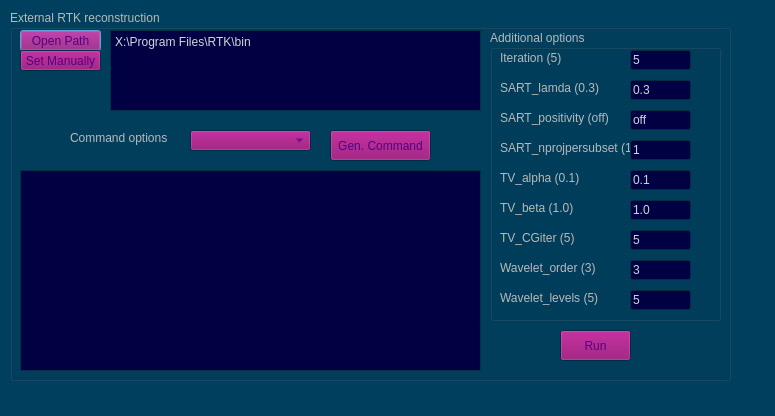
Above: DlgExternalCommand.ui from theday79/cbctrecon before the change. Below: the same form after it.
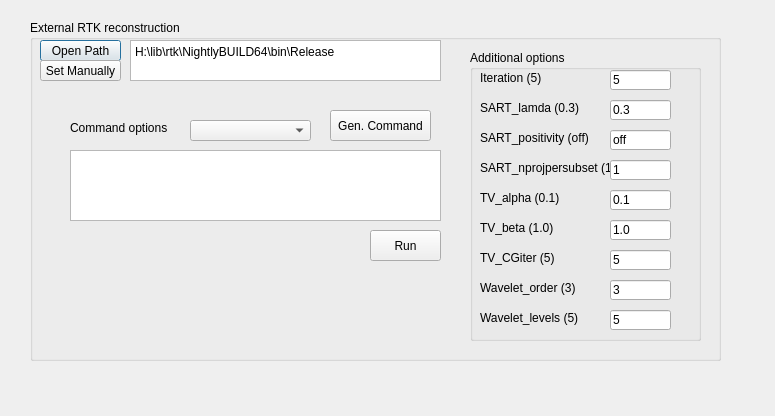
That is the form after the change.

Diff of the .ui file:
```diff
--- a/DlgExternalCommand.ui
+++ b/DlgExternalCommand.ui
@@ -10,458 +10,16 @@
     <height>416</height>
    </rect>
   </property>
-  <property name="palette">
-   <palette>
-    <active>
-     <colorrole role="WindowText">
-      <brush brushstyle="SolidPattern">
-       <color alpha="255">
-        <red>185</red>
-        <green>185</green>
-        <blue>185</blue>
-       </color>
-      </brush>
-     </colorrole>
-     <colorrole role="Button">
-      <brush brushstyle="SolidPattern">
-       <color alpha="255">
-        <red>140</red>
-        <green>0</green>
-        <blue>105</blue>
-       </color>
-      </brush>
-     </colorrole>
-     <colorrole role="Light">
-      <brush brushstyle="SolidPattern">
-       <color alpha="255">
-        <red>0</red>
-        <green>255</green>
-        <blue>0</blue>
-       </color>
-      </brush>
-     </colorrole>
-     <colorrole role="Midlight">
-      <brush brushstyle="SolidPattern">
-       <color alpha="255">
-        <red>0</red>
-        <green>170</green>
-        <blue>0</blue>
-       </color>
-      </brush>
-     </colorrole>
-     <colorrole role="Dark">
-      <brush brushstyle="SolidPattern">
-       <color alpha="255">
-        <red>0</red>
-        <green>85</green>
-        <blue>127</blue>
-       </color>
-      </brush>
-     </colorrole>
-     <colorrole role="Text">
-      <brush brushstyle="SolidPattern">
-       <color alpha="255">
-        <red>205</red>
-        <green>216</green>
-        <blue>216</blue>
-       </color>
-      </brush>
-     </colorrole>
-     <colorrole role="BrightText">
-      <brush brushstyle="SolidPattern">
-       <color alpha="255">
-        <red>0</red>
-        <green>255</green>
-        <blue>0</blue>
-       </color>
-      </brush>
-     </colorrole>
-     <colorrole role="ButtonText">
-      <brush brushstyle="SolidPattern">
-       <color alpha="255">
-        <red>85</red>
-        <green>0</green>
-        <blue>127</blue>
-       </color>
-      </brush>
-     </colorrole>
-     <colorrole role="Base">
-      <brush brushstyle="SolidPattern">
-       <color alpha="255">
-        <red>0</red>
-        <green>0</green>
-        <blue>67</blue>
-       </color>
-      </brush>
-     </colorrole>
-     <colorrole role="Window">
-      <brush brushstyle="SolidPattern">
-       <color alpha="255">
-        <red>0</red>
-        <green>63</green>
-        <blue>93</blue>
-       </color>
-      </brush>
-     </colorrole>
-     <colorrole role="Shadow">
-      <brush brushstyle="SolidPattern">
-       <color alpha="255">
-        <red>0</red>
-        <green>0</green>
-        <blue>0</blue>
-       </color>
-      </brush>
-     </colorrole>
-     <colorrole role="Highlight">
-      <brush brushstyle="SolidPattern">
-       <color alpha="255">
-        <red>51</red>
-        <green>153</green>
-        <blue>255</blue>
-       </color>
-      </brush>
-     </colorrole>
-     <colorrole role="HighlightedText">
-      <brush brushstyle="SolidPattern">
-       <color alpha="255">
-        <red>255</red>
-        <green>255</green>
-        <blue>255</blue>
-       </color>
-      </brush>
-     </colorrole>
-     <colorrole role="AlternateBase">
-      <brush brushstyle="SolidPattern">
-       <color alpha="255">
-        <red>0</red>
-        <green>0</green>
-        <blue>127</blue>
-       </color>
-      </brush>
-     </colorrole>
-     <colorrole role="NoRole">
-      <brush brushstyle="SolidPattern">
-       <color alpha="255">
-        <red>170</red>
-        <green>85</green>
-        <blue>127</blue>
-       </color>
-      </brush>
-     </colorrole>
-     <colorrole role="ToolTipBase">
-      <brush brushstyle="SolidPattern">
-       <color alpha="255">
-        <red>170</red>
-        <green>0</green>
-        <blue>127</blue>
-       </color>
-      </brush>
-     </colorrole>
-    </active>
-    <inactive>
-     <colorrole role="WindowText">
-      <brush brushstyle="SolidPattern">
-       <color alpha="255">
-        <red>185</red>
-        <green>185</green>
-        <blue>185</blue>
-       </color>
-      </brush>
-     </colorrole>
-     <colorrole role="Button">
-      <brush brushstyle="SolidPattern">
-       <color alpha="255">
-        <red>140</red>
-        <green>0</green>
-        <blue>105</blue>
-       </color>
-      </brush>
-     </colorrole>
-     <colorrole role="Light">
-      <brush brushstyle="SolidPattern">
-       <color alpha="255">
-        <red>0</red>
-        <green>255</green>
-        <blue>0</blue>
-       </color>
-      </brush>
-     </colorrole>
-     <colorrole role="Midlight">
-      <brush brushstyle="SolidPattern">
-       <color alpha="255">
-        <red>0</red>
-        <green>170</green>
-        <blue>0</blue>
-       </color>
-      </brush>
-     </colorrole>
-     <colorrole role="Dark">
-      <brush brushstyle="SolidPattern">
-       <color alpha="255">
-        <red>0</red>
-        <green>85</green>
-        <blue>127</blue>
-       </color>
-      </brush>
-     </colorrole>
-     <colorrole role="Text">
-      <brush brushstyle="SolidPattern">
-       <color alpha="255">
-        <red>205</red>
-        <green>216</green>
-        <blue>216</blue>
-       </color>
-      </brush>
-     </colorrole>
-     <colorrole role="BrightText">
-      <brush brushstyle="SolidPattern">
-       <color alpha="255">
-        <red>0</red>
-        <green>255</green>
-        <blue>0</blue>
-       </color>
-      </brush>
-     </colorrole>
-     <colorrole role="ButtonText">
-      <brush brushstyle="SolidPattern">
-       <color alpha="255">
-        <red>85</red>
-        <green>0</green>
-        <blue>127</blue>
-       </color>
-      </brush>
-     </colorrole>
-     <colorrole role="Base">
-      <brush brushstyle="SolidPattern">
-       <color alpha="255">
-        <red>0</red>
-        <green>0</green>
-        <blue>67</blue>
-       </color>
-      </brush>
-     </colorrole>
-     <colorrole role="Window">
-      <brush brushstyle="SolidPattern">
-       <color alpha="255">
-        <red>0</red>
-        <green>63</green>
-        <blue>93</blue>
-       </color>
-      </brush>
-     </colorrole>
-     <colorrole role="Shadow">
-      <brush brushstyle="SolidPattern">
-       <color alpha="255">
-        <red>0</red>
-        <green>0</green>
-        <blue>0</blue>
-       </color>
-      </brush>
-     </colorrole>
-     <colorrole role="Highlight">
-      <brush brushstyle="SolidPattern">
-       <color alpha="255">
-        <red>85</red>
-        <green>170</green>
-        <blue>255</blue>
-       </color>
-      </brush>
-     </colorrole>
-     <colorrole role="HighlightedText">
-      <brush brushstyle="SolidPattern">
-       <color alpha="255">
-        <red>85</red>
-        <green>85</green>
-        <blue>127</blue>
-       </color>
-      </brush>
-     </colorrole>
-     <colorrole role="AlternateBase">
-      <brush brushstyle="SolidPattern">
-       <color alpha="255">
-        <red>0</red>
-        <green>0</green>
-        <blue>127</blue>
-       </color>
-      </brush>
-     </colorrole>
-     <colorrole role="NoRole">
-      <brush brushstyle="SolidPattern">
-       <color alpha="255">
-        <red>170</red>
-        <green>85</green>
-        <blue>127</blue>
-       </color>
-      </brush>
-     </colorrole>
-     <colorrole role="ToolTipBase">
-      <brush brushstyle="SolidPattern">
-       <color alpha="255">
-        <red>170</red>
-        <green>0</green>
-        <blue>127</blue>
-       </color>
-      </brush>
-     </colorrole>
-    </inactive>
-    <disabled>
-     <colorrole role="WindowText">
-      <brush brushstyle="SolidPattern">
-       <color alpha="255">
-        <red>0</red>
-        <green>104</green>
-        <blue>153</blue>
-       </color>
-      </brush>
-     </colorrole>
-     <colorrole role="Button">
-      <brush brushstyle="SolidPattern">
-       <color alpha="255">
-        <red>140</red>
-        <green>0</green>
-        <blue>105</blue>
-       </color>
-      </brush>
-     </colorrole>
-     <colorrole role="Light">
-      <brush brushstyle="SolidPattern">
-       <color alpha="255">
-        <red>0</red>
-        <green>255</green>
-        <blue>0</blue>
-       </color>
-      </brush>
-     </colorrole>
-     <colorrole role="Midlight">
-      <brush brushstyle="SolidPattern">
-       <color alpha="255">
-        <red>0</red>
-        <green>170</green>
-        <blue>0</blue>
-       </color>
-      </brush>
-     </colorrole>
-     <colorrole role="Dark">
-      <brush brushstyle="SolidPattern">
-       <color alpha="255">
-        <red>0</red>
-        <green>85</green>
-        <blue>127</blue>
-       </color>
-      </brush>
-     </colorrole>
-     <colorrole role="Text">
-      <brush brushstyle="SolidPattern">
-       <color alpha="255">
-        <red>0</red>
-        <green>104</green>
-        <blue>153</blue>
-       </color>
-      </brush>
-     </colorrole>
-     <colorrole role="BrightText">
-      <brush brushstyle="SolidPattern">
-       <color alpha="255">
-        <red>0</red>
-        <green>255</green>
-        <blue>0</blue>
-       </color>
-      </brush>
-     </colorrole>
-     <colorrole role="ButtonText">
-      <brush brushstyle="SolidPattern">
-       <color alpha="255">
-        <red>0</red>
-        <green>85</green>
-        <blue>127</blue>
-       </color>
-      </brush>
-     </colorrole>
-     <colorrole role="Base">
-      <brush brushstyle="SolidPattern">
-       <color alpha="255">
-        <red>0</red>
-        <green>63</green>
-        <blue>93</blue>
-       </color>
-      </brush>
-     </colorrole>
-     <colorrole role="Window">
-      <brush brushstyle="SolidPattern">
-       <color alpha="255">
-        <red>0</red>
-        <green>63</green>
-        <blue>93</blue>
-       </color>
-      </brush>
-     </colorrole>
-     <colorrole role="Shadow">
-      <brush brushstyle="SolidPattern">
-       <color alpha="255">
-        <red>0</red>
-        <green>0</green>
-        <blue>0</blue>
-       </color>
-      </brush>
-     </colorrole>
-     <colorrole role="Highlight">
-      <brush brushstyle="SolidPattern">
-       <color alpha="255">
-        <red>51</red>
-        <green>153</green>
-        <blue>255</blue>
-       </color>
-      </brush>
-     </colorrole>
-     <colorrole role="HighlightedText">
-      <brush brushstyle="SolidPattern">
-       <color alpha="255">
-        <red>255</red>
-        <green>255</green>
-        <blue>255</blue>
-       </color>
-      </brush>
-     </colorrole>
-     <colorrole role="AlternateBase">
-      <brush brushstyle="SolidPattern">
-       <color alpha="255">
-        <red>0</red>
-        <green>0</green>
-        <blue>127</blue>
-       </color>
-      </brush>
-     </colorrole>
-     <colorrole role="NoRole">
-      <brush brushstyle="SolidPattern">
-       <color alpha="255">
-        <red>170</red>
-        <green>85</green>
-        <blue>127</blue>
-       </color>
-      </brush>
-     </colorrole>
-     <colorrole role="ToolTipBase">
-      <brush brushstyle="SolidPattern">
-       <color alpha="255">
-        <red>170</red>
-        <green>0</green>
-        <blue>127</blue>
-       </color>
-      </brush>
-     </colorrole>
-    </disabled>
-   </palette>
-  </property>
   <property name="windowTitle">
    <string>Dialog</string>
   </property>
   <widget class="QGroupBox" name="groupBox_5">
    <property name="geometry">
     <rect>
-     <x>10</x>
-     <y>10</y>
-     <width>721</width>
-     <height>371</height>
+     <x>30</x>
+     <y>20</y>
+     <width>691</width>
+     <height>341</height>
     </rect>
    </property>
    <property name="title">
@@ -483,10 +41,10 @@
    <widget class="QPlainTextEdit" name="plainTextRTKCommandLine">
     <property name="geometry">
      <rect>
-      <x>10</x>
-      <y>160</y>
-      <width>461</width>
-      <height>201</height>
+      <x>40</x>
+      <y>130</y>
+      <width>371</width>
+      <height>71</height>
      </rect>
     </property>
     <property name="lineWrapMode">
@@ -496,8 +54,8 @@
    <widget class="QComboBox" name="comboBoxRTKOption">
     <property name="geometry">
      <rect>
-      <x>180</x>
-      <y>120</y>
+      <x>160</x>
+      <y>100</y>
       <width>121</width>
       <height>21</height>
      </rect>
@@ -506,8 +64,8 @@
    <widget class="QLabel" name="label">
     <property name="geometry">
      <rect>
-      <x>60</x>
-      <y>120</y>
+      <x>40</x>
+      <y>100</y>
       <width>101</width>
       <height>16</height>
      </rect>
@@ -519,8 +77,8 @@
    <widget class="QPushButton" name="pushButtonRun">
     <property name="geometry">
      <rect>
-      <x>550</x>
-      <y>320</y>
+      <x>340</x>
+      <y>210</y>
       <width>71</width>
       <height>31</height>
      </rect>
@@ -532,8 +90,8 @@
    <widget class="QPushButton" name="pushButtonGenCommand">
     <property name="geometry">
      <rect>
-      <x>320</x>
-      <y>120</y>
+      <x>300</x>
+      <y>90</y>
       <width>101</width>
       <height>31</height>
      </rect>
@@ -547,12 +105,12 @@
      <rect>
       <x>100</x>
       <y>20</y>
-      <width>371</width>
-      <height>81</height>
+      <width>311</width>
+      <height>41</height>
      </rect>
     </property>
     <property name="plainText">
-     <string>X:\Program Files\RTK\bin</string>
+     <string>H:\lib\rtk\NightlyBUILD64\bin\Release</string>
     </property>
    </widget>
    <widget class="QPushButton" name="pushButtonSetRTKManual">
@@ -571,8 +129,8 @@
    <widget class="QGroupBox" name="groupBox_2">
     <property name="geometry">
      <rect>
-      <x>480</x>
-      <y>20</y>
+      <x>440</x>
+      <y>30</y>
       <width>231</width>
       <height>291</height>
      </rect>
```
